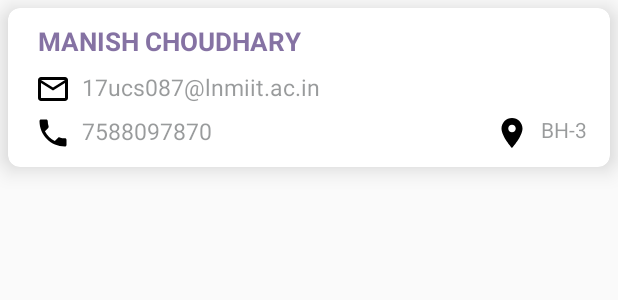
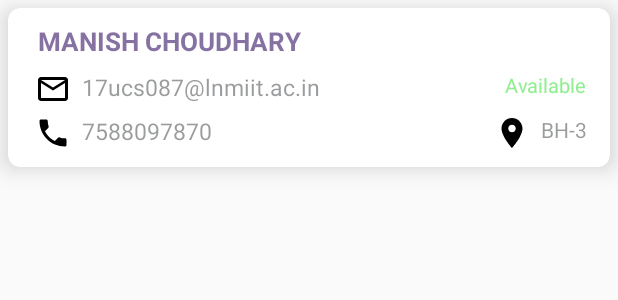
Before and after one commit to Manish7770/Entry-Management-Software, an Android app: the layout cardviewhost.xml on its own in the app's theme, with its tools: preview values and no code run, on a phone screen of 412 x 824 dp. Shown: the top 300 px of the screen. Run offline under Robolectric (Android 15) with nearby library versions, the phone set to English and light mode, and no system bars.

Commit message:
Added Host Available feature to the app

```diff
--- a/app/src/main/java/com/example/reception/RegisterHost.java
+++ b/app/src/main/java/com/example/reception/RegisterHost.java
@@ -26,7 +26,7 @@ import info.hoang8f.widget.FButton;
 public class RegisterHost extends AppCompatActivity {
 
     FirebaseDatabase database;
-    DatabaseReference host;
+    DatabaseReference host,visitorOut;
 
     public EditText fullname,address,email,phonenumber;
     public FButton register;
@@ -44,6 +44,7 @@ public class RegisterHost extends AppCompatActivity {
 
         database = FirebaseDatabase.getInstance();
         host = database.getReference("Hosts");
+        visitorOut = database.getReference("Visitors-Out");
 
         email=findViewById(R.id.email);
         address=findViewById(R.id.address);
@@ -82,6 +83,7 @@ public class RegisterHost extends AppCompatActivity {
                                             {
                                                 NewHostModel newmodel=new NewHostModel(fullname.getText().toString(),email2,address.getText().toString(),phonenumber.getText().toString());
                                                 host.child(md5email).setValue(newmodel);
+                                                visitorOut.child(md5email).setValue(newmodel);
                                                 mdialog.dismiss();
                                                 Toast.makeText(RegisterHost.this, "Host registered in the database", Toast.LENGTH_LONG).show();
                                                 Intent intent = new Intent(RegisterHost.this, Dashboard.class);
--- a/app/src/main/java/com/example/reception/ViewHolder/HostViewHolder.java
+++ b/app/src/main/java/com/example/reception/ViewHolder/HostViewHolder.java
@@ -10,7 +10,7 @@ import com.example.reception.R;
 
 public class HostViewHolder extends RecyclerView.ViewHolder {
 
-    public TextView name,phone,email,address;
+    public TextView name,phone,email,address,available;
 
     public HostViewHolder(View itemView) {
         super(itemView);
@@ -20,6 +20,7 @@ public class HostViewHolder extends RecyclerView.ViewHolder {
         phone=(TextView) itemView.findViewById(R.id.contact);
         email=(TextView) itemView.findViewById(R.id.emailid);
         address=(TextView) itemView.findViewById(R.id.address2);
+        available=(TextView) itemView.findViewById(R.id.available);
     }
 
 }
--- a/app/src/main/res/layout/cardviewhost.xml
+++ b/app/src/main/res/layout/cardviewhost.xml
@@ -50,6 +50,19 @@
             android:textColor="@color/gray"
             android:textSize="15sp" />
 
+        <TextView
+            android:id="@+id/available"
+            android:layout_width="wrap_content"
+            android:layout_height="wrap_content"
+            android:layout_below="@id/name"
+            android:layout_marginTop="8dp"
+            android:layout_marginRight="15dp"
+            android:layout_alignParentEnd="true"
+            android:text="Available"
+            android:textColor="@color/green"
+            android:textSize="13sp"
+            />
+
         <ImageView
             android:id="@+id/phoneicon"
             android:layout_width="wrap_content"
--- a/app/src/main/res/values/colors.xml
+++ b/app/src/main/res/values/colors.xml
@@ -12,4 +12,6 @@
     <color name="black2">#0e0d0e</color>
     <color name="bg1">#A6A6A6</color>
     <color name="red">#FF0000</color>
+
+    <color name="green">#90ee90</color>
 </resources>
```
Also changed, not shown: app/src/main/java/com/example/reception/AllHost.java (+23 -0 lines).
